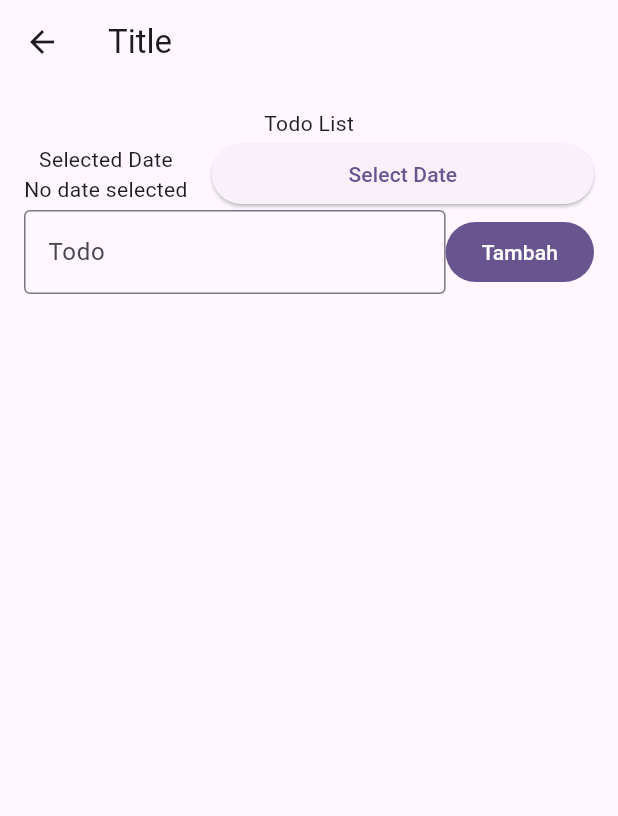
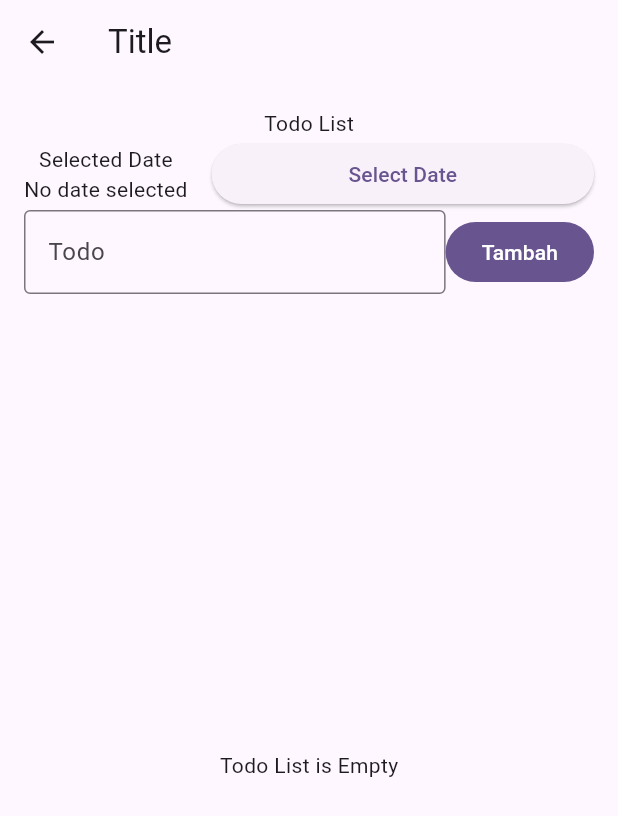
Before and after one commit to abrayudhistira/102_TodoBloc, a Flutter app: the TodoPage screen opened directly, on a phone screen of 412 x 824 dp. Shown: the top 816 px of the screen. Run offline on Flutter 3.47's test engine with Material 3 defaults, Android fonts, the phone set to English and light mode, and no system bars; our stand-ins replace bloc, flutter_bloc.

```diff
--- a/lib/presentation/TodoPage.dart
+++ b/lib/presentation/TodoPage.dart
@@ -100,7 +100,14 @@ const TodoPage({ Key? key }) : super(key: key);
               Expanded(
                 child: BlocBuilder<TodoBloc, TodoState> (
                   builder: (context, state) {
-
+                    if (state is TodoLoading) {
+                      return Center(child: CircularProgressIndicator());
+                    } else if (state is TodoLoaded) {
+                      if (state.todos.isEmpty) {
+                        return Center(child: Text('Todo List is Empty'),
+                        );
+                      }
+                    }
                   },
                 )
               ),
```
